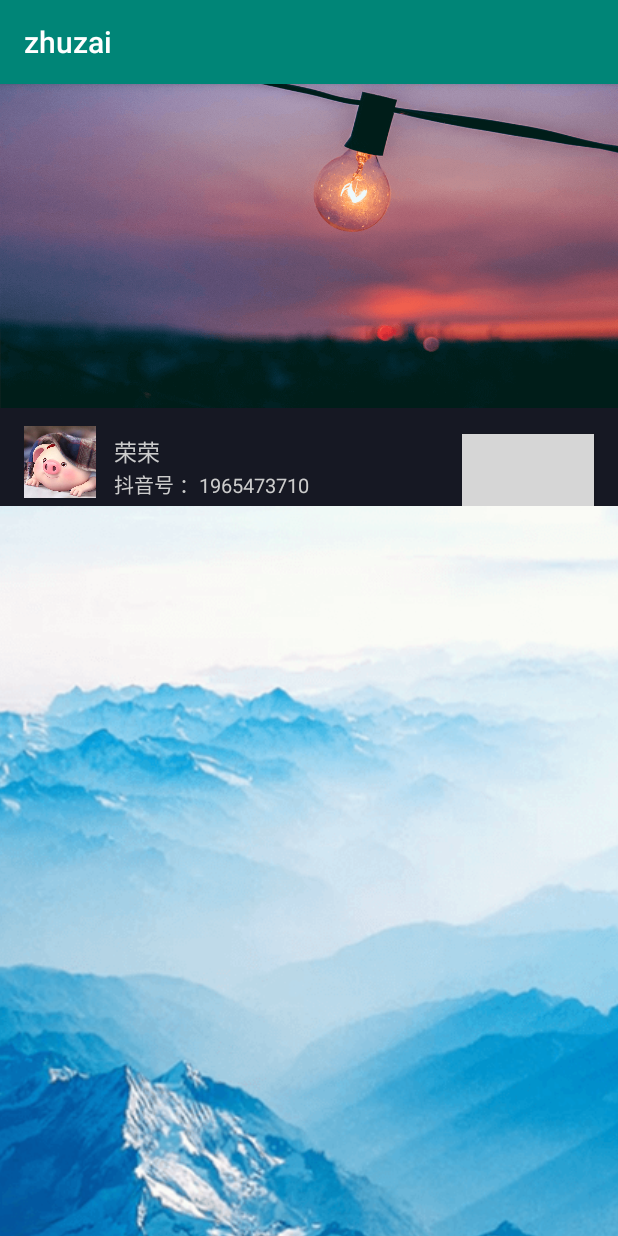
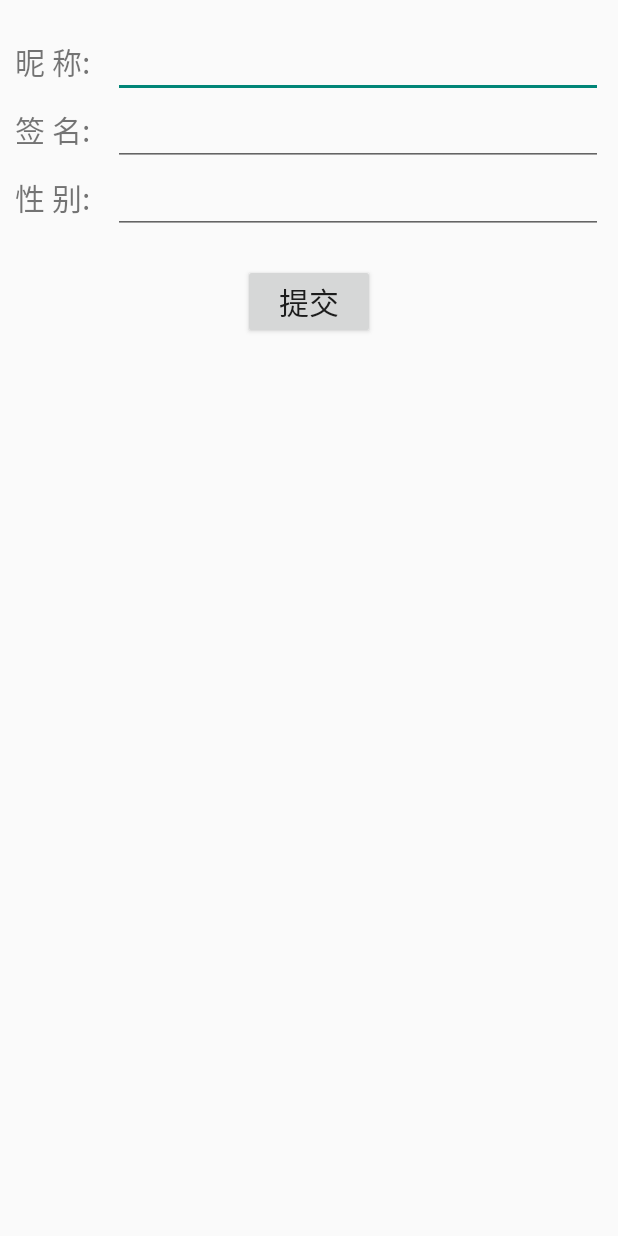
Before and after one commit to z-waterking/mini-tiktok, an Android app: the fragment MePage shown on its own in the app's theme, after a tap on "编辑资料", on a phone screen of 412 x 824 dp. Run offline under Robolectric (Android 15) with nearby library versions, the phone set to English and light mode, and no system bars; our stand-ins replace CircleImageView; grey boxes are pictures that could not be loaded.

Commit message:
编辑个人信息

```diff
--- a/zhuzai/app/src/main/AndroidManifest.xml
+++ b/zhuzai/app/src/main/AndroidManifest.xml
@@ -37,6 +37,10 @@
             android:name="com.zhuzai.homework.zhuzai.recordsPage.CustomCameraActivity"
             android:theme="@style/Theme.AppCompat.Light.NoActionBar"
         ></activity>
+        <activity
+            android:name="com.zhuzai.homework.zhuzai.mePage.SelfInformation"
+            android:theme="@style/Theme.AppCompat.Light.NoActionBar"
+            ></activity>
     </application>
 
 </manifest>
--- a/zhuzai/app/src/main/java/com/zhuzai/homework/zhuzai/mePage/MePage.java
+++ b/zhuzai/app/src/main/java/com/zhuzai/homework/zhuzai/mePage/MePage.java
@@ -1,26 +1,36 @@
 package com.zhuzai.homework.zhuzai.mePage;
 
+import android.content.Context;
+import android.content.Intent;
+import android.content.SharedPreferences;
 import android.os.Bundle;
 import android.view.LayoutInflater;
 import android.view.View;
 import android.view.ViewGroup;
 import android.widget.Button;
+import android.widget.TextView;
 
 import com.zhuzai.homework.zhuzai.BaseFragment;
 import com.zhuzai.homework.zhuzai.R;
 
 public class MePage extends BaseFragment {
     private Button edit_btn;
+    private SharedPreferences mPreferences;
+    private SharedPreferences.Editor mEditor;
+    private TextView mypage_name;
+
 
     @Override
     public View onCreateView(LayoutInflater inflater, ViewGroup container, Bundle savedInstanceState) {
         View view= inflater.inflate(R.layout.activity_me_page, container, false);
         edit_btn = view.findViewById(R.id.mypage_ziliao);
-
+        mypage_name = view.findViewById(R.id.mypage_name);
+        mPreferences = getActivity().getSharedPreferences("selfinformation", Context.MODE_PRIVATE);
+        mypage_name.setText(mPreferences.getString("name",""));
         edit_btn.setOnClickListener(new View.OnClickListener() {
             @Override
             public void onClick(View view) {
-
+                startActivity(new Intent(getActivity(),SelfInformation.class));
 
             }
         });
--- /dev/null
+++ b/zhuzai/app/src/main/java/com/zhuzai/homework/zhuzai/mePage/SelfInformation.java
@@ -0,0 +1,64 @@
+package com.zhuzai.homework.zhuzai.mePage;
+
+import android.app.Activity;
+import android.content.Context;
+import android.content.Intent;
+import android.content.SharedPreferences;
+import android.os.Bundle;
+import android.view.View;
+import android.widget.Button;
+import android.widget.EditText;
+
+import com.zhuzai.homework.zhuzai.MainActivity;
+import com.zhuzai.homework.zhuzai.R;
+
+public class SelfInformation extends Activity {
+    private SharedPreferences mPreferences;
+    private SharedPreferences.Editor mEditor;
+    private Button commit;
+    private EditText name;
+    private EditText fale;
+    private EditText say;
+
+    @Override
+    protected void onCreate(Bundle savedInstanceState) {
+        super.onCreate(savedInstanceState);
+        setContentView(R.layout.activity_self_information);
+        commit = findViewById(R.id.commit);
+        name = findViewById(R.id.name);
+        say = findViewById(R.id.say);
+        fale = findViewById(R.id.fale);
+        mPreferences = getSharedPreferences("selfinformation", Context.MODE_PRIVATE);
+        mEditor = mPreferences.edit();
+        if(mPreferences.getString("name","").equals("")){}
+        else name.setText(mPreferences.getString("name",""));
+        if(mPreferences.getString("say","").equals("")){}
+            else say.setText(mPreferences.getString("say",""));
+        if(mPreferences.getString("fale","").equals("")){}
+        else fale.setText(mPreferences.getString("fale",""));
+
+
+        commit.setOnClickListener(new View.OnClickListener() {
+            @Override
+            public void onClick(View view) {
+                if(fale.getText().toString().equals("")){}
+                    else mEditor.putString("fale",fale.getText().toString());
+                if(name.getText().toString().equals("")){}
+                else mEditor.putString("name",name.getText().toString());
+                if(say.getText().toString().equals("")){}
+                else mEditor.putString("say",say.getText().toString());
+                mEditor.commit();
+                Intent intent =new Intent(SelfInformation.this,MainActivity.class);
+                Bundle bundle=new Bundle();
+                bundle.putInt("page", 3);
+                intent.putExtras(bundle);
+                startActivity(intent);
+            }
+
+
+        });
+
+    }
+
+
+}
--- a/zhuzai/app/src/main/java/com/zhuzai/homework/zhuzai/recordsPage/CustomCameraActivity.java
+++ b/zhuzai/app/src/main/java/com/zhuzai/homework/zhuzai/recordsPage/CustomCameraActivity.java
@@ -92,9 +92,11 @@ public class CustomCameraActivity extends AppCompatActivity implements SurfaceHo
         surfaceHolder.addCallback(this);
 
         findViewById(R.id.btn_picture).setOnClickListener(v -> {
+
+
             if(light==0){
                 Camera.Parameters parameters = mCamera.getParameters();
-                parameters.setFlashMode(Camera.Parameters.FLASH_MODE_ON);
+                parameters.setFlashMode(Camera.Parameters.FLASH_MODE_TORCH);
                 mCamera.setParameters(parameters);
                 light=1;
                 light_btn.setText("UNLIGHT");
--- a/zhuzai/app/src/main/java/com/zhuzai/homework/zhuzai/recordsPage/FaceDetect_MainActivity.java
+++ b/zhuzai/app/src/main/java/com/zhuzai/homework/zhuzai/recordsPage/FaceDetect_MainActivity.java
@@ -184,6 +184,7 @@ public class FaceDetect_MainActivity extends Activity {
                 FaceDetectHelper.getHelper().destroy();
                 stopPreview();
                 Intent it = new Intent(getApplicationContext(), CustomCameraActivity.class);
+                onDestroy();
                 startActivity(it);
             }
         });
--- /dev/null
+++ b/zhuzai/app/src/main/res/layout/activity_self_information.xml
@@ -0,0 +1,76 @@
+<?xml version="1.0" encoding="utf-8"?>
+<LinearLayout
+    xmlns:android="http://schemas.android.com/apk/res/android" android:layout_width="match_parent"
+    android:layout_height="match_parent"
+    android:orientation="vertical">
+    <LinearLayout
+        android:layout_width="match_parent"
+        android:layout_height="wrap_content"
+        android:orientation="horizontal"
+        android:layout_marginTop="20dp">
+
+        <TextView
+            android:layout_width="0dp"
+            android:layout_height="wrap_content"
+            android:layout_weight="1"
+            android:text="昵 称:"
+            android:textSize="20dp"
+            android:layout_marginLeft="10dp"
+            />
+         <EditText
+             android:id="@+id/name"
+             android:layout_width="0dp"
+             android:layout_weight="5"
+             android:layout_height="wrap_content"
+             android:layout_marginRight="10dp"/>
+    </LinearLayout>
+    <LinearLayout
+        android:layout_width="match_parent"
+        android:layout_height="wrap_content"
+        android:orientation="horizontal">
+
+        <TextView
+            android:layout_width="0dp"
+            android:layout_height="wrap_content"
+            android:layout_weight="1"
+            android:text="签 名:"
+            android:textSize="20dp"
+            android:layout_marginLeft="10dp"
+            />
+        <EditText
+            android:id="@+id/say"
+            android:layout_width="0dp"
+            android:layout_weight="5"
+            android:layout_height="wrap_content"
+            android:layout_marginRight="10dp"/>
+    </LinearLayout>
+    <LinearLayout
+        android:layout_width="match_parent"
+        android:layout_height="wrap_content"
+        android:orientation="horizontal">
+
+        <TextView
+            android:layout_width="0dp"
+            android:layout_height="wrap_content"
+            android:layout_weight="1"
+            android:text="性 别:"
+            android:textSize="20dp"
+            android:layout_marginLeft="10dp"
+            />
+        <EditText
+            android:id="@+id/fale"
+            android:layout_width="0dp"
+            android:layout_weight="5"
+            android:layout_height="wrap_content"
+            android:layout_marginRight="10dp"/>
+    </LinearLayout>
+    <Button
+        android:id="@+id/commit"
+        android:layout_width="wrap_content"
+        android:layout_height="wrap_content"
+        android:text="提交"
+        android:textSize="20dp"
+        android:layout_marginTop="20dp"
+        android:layout_gravity="center"
+        />
+</LinearLayout>
```
